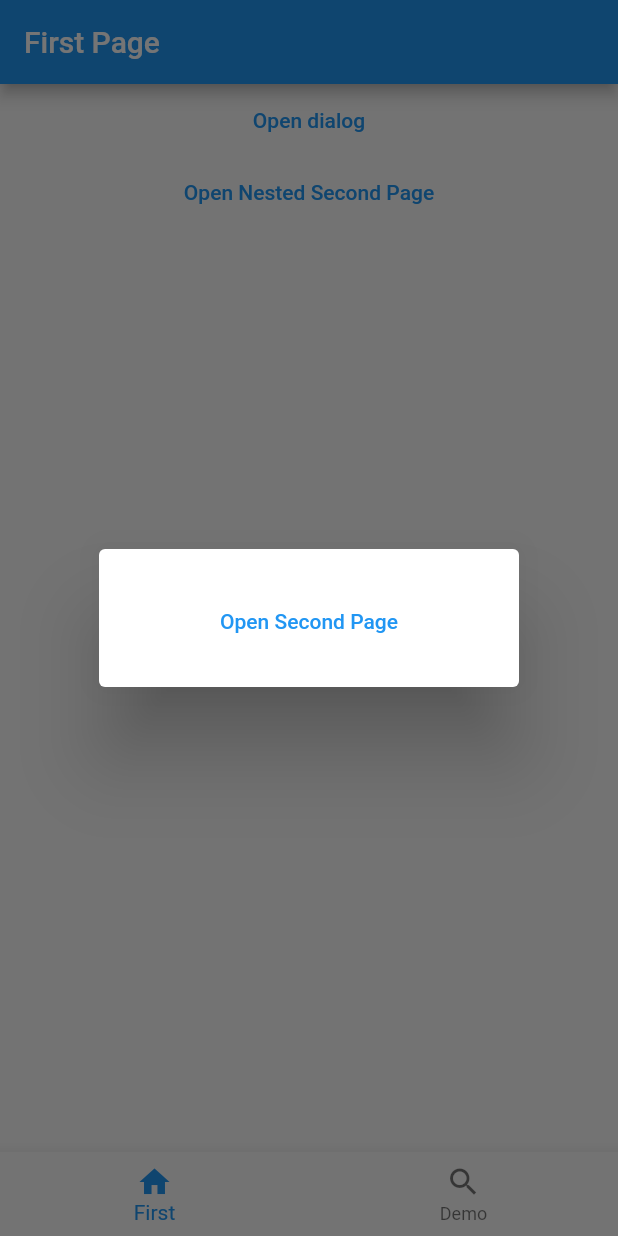
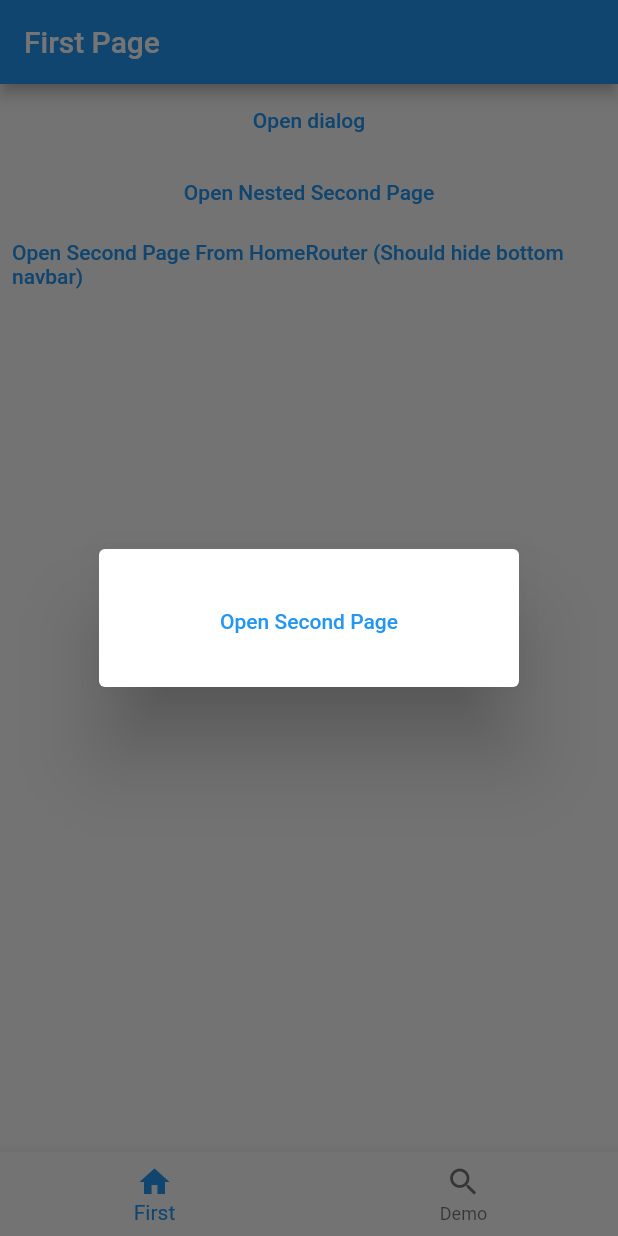
Before and after one commit to naamapps/auto_route_bug, a Flutter app: the screen it shows after launch, after a tap on "Open dialog", on a phone screen of 412 x 824 dp. Run offline on Flutter 3.47's test engine with Material 2 defaults, Android fonts, the phone set to English and light mode, and no system bars; our stand-ins replace auto_route.

Commit message:
Found another bug!

```diff
--- a/lib/main.dart
+++ b/lib/main.dart
@@ -1,3 +1,4 @@
+import 'package:auto_route/auto_route.dart';
 import 'package:auto_route_bug/router/app_router.gr.dart';
 import 'package:flutter/material.dart';
 
@@ -6,6 +7,8 @@ void main() {
 }
 
 final appRouter = AppRouter();
+StackRouter? get homeRouter =>
+    appRouter.innerRouterOf(HomeRouter.name) as StackRouter?;
 
 class MyApp extends StatelessWidget {
   const MyApp({Key? key}) : super(key: key);
--- a/lib/widgets/first_page.dart
+++ b/lib/widgets/first_page.dart
@@ -1,4 +1,5 @@
 import 'package:auto_route/auto_route.dart';
+import 'package:auto_route_bug/main.dart';
 import 'package:auto_route_bug/router/app_router.gr.dart';
 import 'package:flutter/material.dart';
 
@@ -17,11 +18,7 @@ class FirstPage extends StatelessWidget {
             TextButton(
               onPressed: () {
                 showDialog(
-                  context: (AutoRouter.of(context)
-                          .root
-                          .innerRouterOf(HomeRouter.name) as StackRouter?)!
-                      .navigatorKey
-                      .currentContext!,
+                  context: homeRouter!.navigatorKey.currentContext!,
                   // If this is true, the dialog will cover the entire screen. And when pushing the second page, it will be behind the dialog.
                   // If this is false, the dialog will cover only the route (without the nav bar - this is good), and when pushing the second page, it will throw the setState() or markNeedsBuild() called during build erorr.
                   useRootNavigator: false,
@@ -45,6 +42,14 @@ class FirstPage extends StatelessWidget {
               },
               child: const Text('Open Nested Second Page'),
             ),
+            // Another bug! This push should be above everything but it is still opening the nested route.
+            TextButton(
+              onPressed: () {
+                homeRouter!.push(const SecondRoute());
+              },
+              child: const Text(
+                  'Open Second Page From HomeRouter (Should hide bottom navbar)'),
+            ),
           ],
         ),
       ),
```
